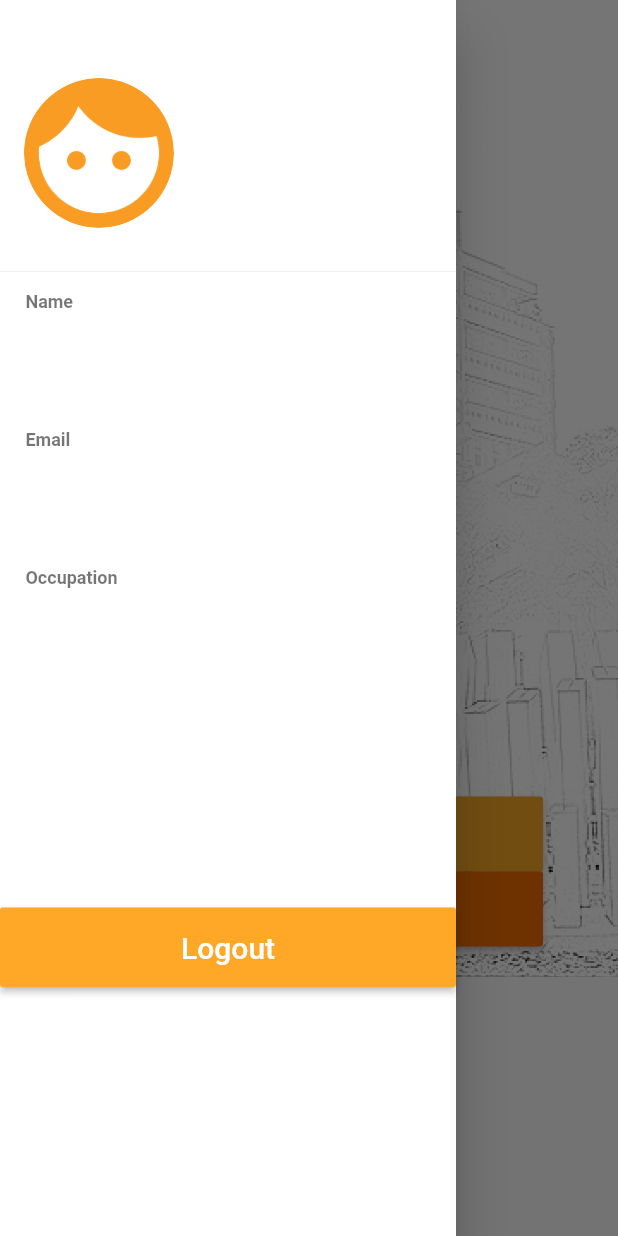
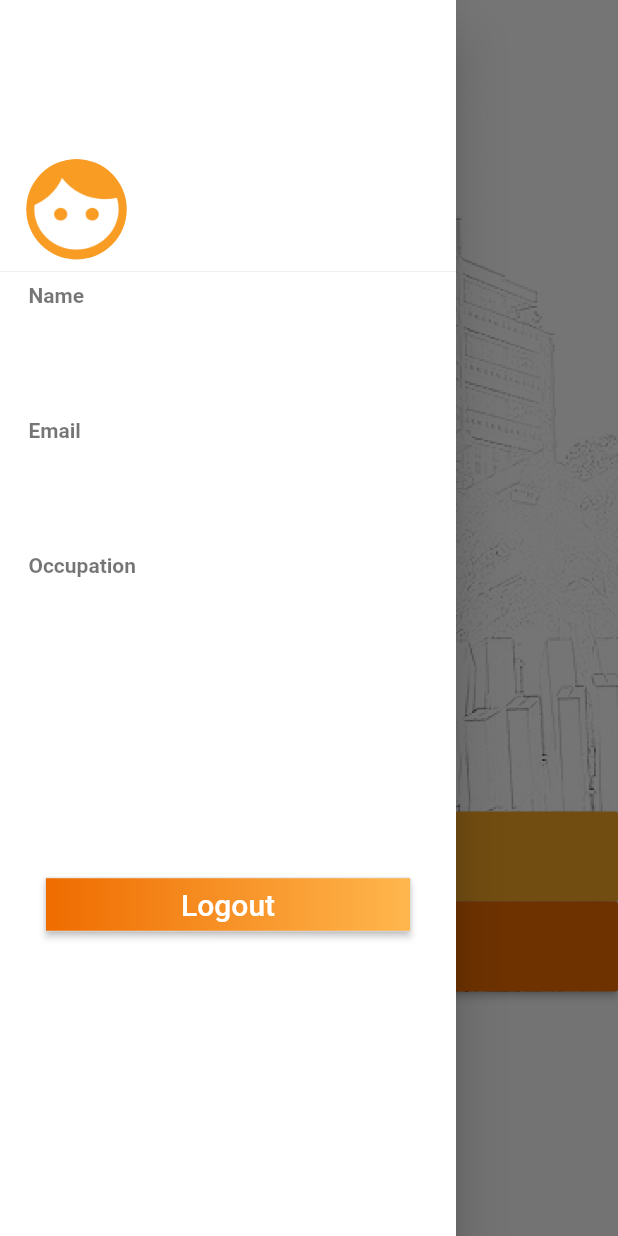
Before and after one commit to CSC231-DSI431-CSC234-DSI31-Group5/lxnavigator, a Flutter app: the screen it shows once a user with an empty profile is signed in, with the side drawer open, on a phone screen of 412 x 824 dp. Run offline on Flutter 3.47's test engine with Material 2 defaults, Android fonts, the phone set to English and light mode, and no system bars; our stand-ins replace cloud_firestore, firebase_auth, flushbar, flutter_map, flutter_spinkit, latlong and 2 more; missing offline and left inert: user_location; accounts and stored records are empty.

Commit message:
Edit home, Edit map

```diff
--- a/lib/src/app/views/mapbox/map.dart
+++ b/lib/src/app/views/mapbox/map.dart
@@ -1,10 +1,9 @@
 import 'dart:async';
 import 'package:flutter/material.dart';
+import 'package:lxnavigator/src/home/views/home.dart';
 import 'package:user_location/user_location.dart';
 import 'package:flutter_map/flutter_map.dart';
 import 'package:latlong/latlong.dart';
-
-
 
 class MyMap extends StatelessWidget {
   @override
@@ -22,24 +21,22 @@ class MyMap extends StatelessWidget {
 class MyMapPage extends StatelessWidget {
   var points = <LatLng>[
     //latLng ==> (latitude,Longitude)
-    LatLng(13.651055698,100.496627),
-    LatLng(13.6511,100.4960),
-    LatLng(13.6511,100.4954),
-    LatLng(13.6519,100.4954),
-    LatLng(13.6521,100.4953),
-    LatLng(13.6522,100.4952),
-    LatLng(13.6523,100.4949),
-    LatLng(13.6523,100.4943),
-    LatLng(13.6523,100.4940),
-    LatLng(13.6520,100.4940),
-
-
-
+    LatLng(13.651055698, 100.496627),
+    LatLng(13.6511, 100.4960),
+    LatLng(13.6511, 100.4954),
+    LatLng(13.6519, 100.4954),
+    LatLng(13.6521, 100.4953),
+    LatLng(13.6522, 100.4952),
+    LatLng(13.6523, 100.4949),
+    LatLng(13.6523, 100.4943),
+    LatLng(13.6523, 100.4940),
+    LatLng(13.6520, 100.4940),
   ];
   MapController mapController = MapController();
   List<Marker> markers = [];
   StreamController<LatLng> markerlocationStream = StreamController();
   UserLocationOptions userLocationOptions;
+
   @override
   Widget build(BuildContext context) {
     //Get the current location of marker
@@ -65,13 +62,30 @@ class MyMapPage extends StatelessWidget {
 
     return Scaffold(
       appBar: AppBar(
-          title: Text('Map'),
-          backgroundColor: Colors.blue[400],
+        leading: IconButton(
+            icon: Icon(
+              Icons.arrow_back_ios,
+              color: Colors.black,
+              size: 30,
+            ),
+            onPressed: () {
+              // widget.toggleView();
+              Navigator.push(
+                context,
+                MaterialPageRoute(builder: (context) => Home()),
+              );
+            }),
+        title: Text(
+          'Map',
+          style: TextStyle(fontSize: 30, color: Colors.black),
+        ),
+        backgroundColor: Colors.transparent,
         elevation: 0.0,
       ),
+      extendBodyBehindAppBar: true,
       body: FlutterMap(
         options: MapOptions(
-          center: LatLng(13.651055698,100.496627),
+          center: LatLng(13.651055698, 100.496627),
           zoom: 15.0,
           plugins: [
             UserLocationPlugin(),
@@ -85,23 +99,15 @@ class MyMapPage extends StatelessWidget {
                 'accessToken':
                     'pk.eyJ1Ijoia3JhdHVhMjU0MiIsImEiOiJjazk4bDJ5bWowM2M1M21tbnljbG9sczdtIn0.sZ0Rpfb4tarxA2TLAVMt_Q',
                 'id': 'mapbox.mapbox-streets-v1'
-              }
-              ),
-          PolylineLayerOptions(
-            polylines: [
-              Polyline(
-                 points: points,
-                 strokeWidth: 5.0,
-                 color: Colors.red
-              ),
-            ]
-          ),
+              }),
+          PolylineLayerOptions(polylines: [
+            Polyline(points: points, strokeWidth: 5.0, color: Colors.red),
+          ]),
           MarkerLayerOptions(markers: [
-
             Marker(
               width: 45.0,
               height: 45.0,
-              point: new LatLng(13.651055698,100.496627),
+              point: new LatLng(13.651055698, 100.496627),
               builder: (context) => new Container(
                 child: IconButton(
                     icon: Icon(Icons.location_on),
@@ -109,14 +115,13 @@ class MyMapPage extends StatelessWidget {
                     iconSize: 45.0,
                     onPressed: () {
                       print('Marker tapped');
-                  }
-                ),
+                    }),
               ),
             ),
             Marker(
               width: 45.0,
               height: 45.0,
-              point: new LatLng(13.6520,100.4940),
+              point: new LatLng(13.6520, 100.4940),
               builder: (context) => new Container(
                 child: IconButton(
                     icon: Icon(Icons.location_on),
@@ -124,8 +129,7 @@ class MyMapPage extends StatelessWidget {
                     iconSize: 45.0,
                     onPressed: () {
                       print('Marker tapped');
-                  }
-                ),
+                    }),
               ),
             ),
           ]),
--- a/lib/src/home/views/home.dart
+++ b/lib/src/home/views/home.dart
@@ -4,7 +4,7 @@ import 'package:flutter/material.dart';
 import 'package:lxnavigator/src/app/views/mapbox/map.dart';
 import 'package:lxnavigator/src/app/views/indoormap/indoormap.dart';
 import 'package:lxnavigator/src/aunthenticate/sign_in.dart';
-// import 'package:lxnavigator/src/models/user.dart';
+
 
 class Home extends StatelessWidget {
   Widget showLogo() {
@@ -34,7 +34,7 @@ class Home extends StatelessWidget {
             fit: BoxFit.cover,
           ),
         ),
-        padding: EdgeInsets.symmetric(vertical: 20.0, horizontal: 50.0),
+        padding: EdgeInsets.only(top: 20.0),
         child: SingleChildScrollView(
           child: Column(
             children: <Widget>[
@@ -60,9 +60,9 @@ class Home extends StatelessWidget {
                       fontWeight: FontWeight.bold),
                 ),
               ),
-              SizedBox(height: 170.0),
+              SizedBox(height: 180.0),
               new SizedBox(
-                height: 50,
+                height: 60,
                 child: new RaisedButton(
                     color: Colors.yellow[800],
                     child: Row(
@@ -86,7 +86,7 @@ class Home extends StatelessWidget {
                     }),
               ),
               new SizedBox(
-                height: 50,
+                height: 60,
                 child: new RaisedButton(
                     color: Colors.orange[800],
                     child: Row(
@@ -164,10 +164,10 @@ class _DrawerCodeState extends State<DrawerCode> {
                           Flexible(
                             child: Container(
                               padding: EdgeInsets.symmetric(
-                                  vertical: 20.0, horizontal: 50.0),
-                              width: 100,
-                              height: 100,
-                              margin: EdgeInsets.only(bottom: 5),
+                                  vertical: 20.0, horizontal: 60.0),
+                              width: 70,
+                              height: 70,
+                              margin: EdgeInsets.only(top: 70),
                               decoration: BoxDecoration(
                                 shape: BoxShape.circle,
                                 image: DecorationImage(
@@ -181,12 +181,12 @@ class _DrawerCodeState extends State<DrawerCode> {
                       ),
                     ),
                     new Padding(
-                      padding: new EdgeInsets.all(5.0),
+                      padding: new EdgeInsets.only(left:5.0),
                       child: new Text(
                         '    Name',
                         style: TextStyle(
                             color: Colors.black54,
-                            fontSize: 12.0,
+                            fontSize: 14.0,
                             fontWeight: FontWeight.bold),
                       ),
                     ),
@@ -202,19 +202,19 @@ class _DrawerCodeState extends State<DrawerCode> {
                                 "\n\n",
                             style: TextStyle(
                                 color: Colors.black,
-                                fontSize: 17.0,
+                                fontSize: 19.0,
                                 fontWeight: FontWeight.bold),
                           ),
                         );
                       }).toList(),
                     )),
                     new Padding(
-                      padding: new EdgeInsets.all(5.0),
+                      padding: new EdgeInsets.only(left:5.0),
                       child: new Text(
                         '    Email',
                         style: TextStyle(
                             color: Colors.black54,
-                            fontSize: 12.0,
+                            fontSize: 14.0,
                             fontWeight: FontWeight.bold),
                       ),
                     ),
@@ -225,21 +225,21 @@ class _DrawerCodeState extends State<DrawerCode> {
                         return new ListTile(
                           title: Text(
                             document['email'] + "\n\n",
-                            style:
-                                TextStyle(color: Colors.black,
-                                fontSize: 17.0,
+                            style: TextStyle(
+                                color: Colors.black,
+                                fontSize: 19.0,
                                 fontWeight: FontWeight.bold),
                           ),
                         );
                       }).toList(),
                     )),
                     new Padding(
-                      padding: new EdgeInsets.all(5.0),
+                      padding: new EdgeInsets.only(left:5.0),
                       child: new Text(
                         '    Occupation',
                         style: TextStyle(
                             color: Colors.black54,
-                            fontSize: 12.0,
+                            fontSize: 14.0,
                             fontWeight: FontWeight.bold),
                       ),
                     ),
@@ -252,31 +252,40 @@ class _DrawerCodeState extends State<DrawerCode> {
                             document['occupation'] + "\n\n",
                             style: TextStyle(
                                 color: Colors.black,
-                                fontSize: 17.0,
+                                fontSize: 19.0,
                                 fontWeight: FontWeight.bold),
                           ),
                         );
                       }).toList(),
                     )),
-                    SizedBox(height: 140.0),
+                    SizedBox(height: 120.0),
                     Container(
+                      padding: EdgeInsets.symmetric(horizontal: 30.0),
                       child: RaisedButton(
+                        onPressed: () async {
+                          if (_auth.signOut() != null) {
+                            Navigator.push(
+                              context,
+                              MaterialPageRoute(builder: (context) => SignIn()),
+                            );
+                          }
+                        },
+                        padding: EdgeInsets.all(0.0),
+                        child: Container(
+                          decoration: BoxDecoration(
+                              gradient: LinearGradient(
+                            colors: [Colors.orange[800], Colors.orange[300]],
+                            begin: Alignment.centerLeft,
+                            end: Alignment.centerRight,
+                          )),
                           padding: EdgeInsets.symmetric(
-                              vertical: 15.0, horizontal: 0.0),
-                          color: Colors.orange[400],
+                              horizontal: 90.0, vertical: 6.0),
                           child: Text(
                             'Logout',
                             style: TextStyle(color: Colors.white, fontSize: 20),
                           ),
-                          onPressed: () async {
-                            if (_auth.signOut() != null) {
-                              Navigator.push(
-                                context,
-                                MaterialPageRoute(
-                                    builder: (context) => SignIn()),
-                              );
-                            }
-                          }),
+                        ),
+                      ),
                     ),
                   ],
                 ),
```
Lines whose indentation alone changed are shown as unchanged.
